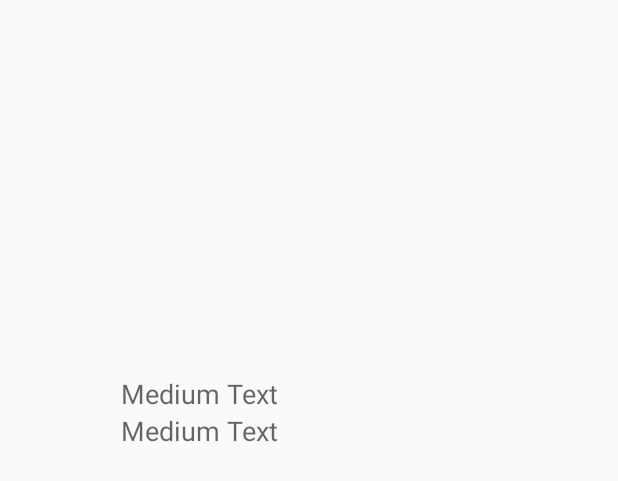
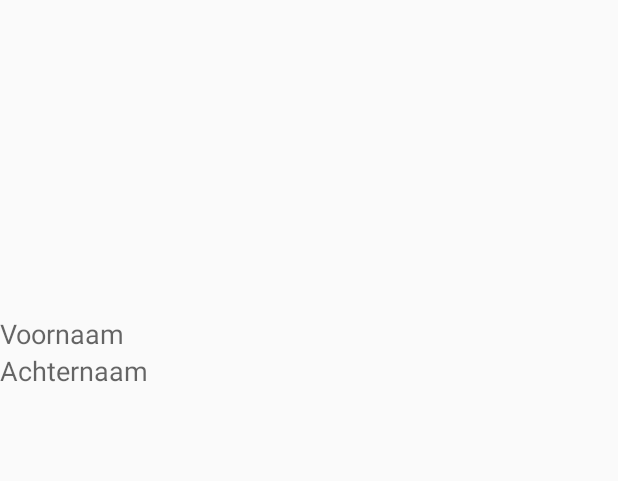
Before and after one commit to jwraats/contactCard, an Android app: the layout fragment_person_details.xml on its own in the app's theme, with its tools: preview values and no code run, on a phone screen of 412 x 824 dp. Shown: the top 481 px of the screen. Run offline under Robolectric (Android 15) with nearby library versions, the phone set to English and light mode, and no system bars.

```diff
--- a/app/src/main/java/apps/jacks/contactcard/PersonDetailsFrame.java
+++ b/app/src/main/java/apps/jacks/contactcard/PersonDetailsFrame.java
@@ -1,5 +1,6 @@
 package apps.jacks.contactcard;
 
+import android.app.FragmentTransaction;
 import android.support.v7.app.AppCompatActivity;
 import android.os.Bundle;
 
@@ -8,7 +9,6 @@ public class PersonDetailsFrame extends AppCompatActivity {
     @Override
     protected void onCreate(Bundle savedInstanceState) {
         super.onCreate(savedInstanceState);
-
         setContentView(R.layout.activity_person_details_frame);
     }
 }
--- a/app/src/main/res/layout/activity_main.xml
+++ b/app/src/main/res/layout/activity_main.xml
@@ -9,7 +9,7 @@
         android:layout_width="wrap_content"
         android:layout_height="wrap_content"
         android:name="apps.jacks.contactcard.PersonFragment"
-        android:id="@+id/fragment"
+        android:id="@+id/listFragment"
         android:layout_alignParentTop="true"
         android:layout_alignParentLeft="true"
         android:layout_alignParentStart="true"
--- a/app/src/main/res/layout/activity_person_details_frame.xml
+++ b/app/src/main/res/layout/activity_person_details_frame.xml
@@ -12,7 +12,7 @@
         android:layout_width="fill_parent"
         android:layout_height="fill_parent"
         android:name="apps.jacks.contactcard.PersonDetailsActivity"
-        android:id="@+id/fragment3"
+        android:id="@+id/details_frame"
         android:layout_alignParentTop="true"
         android:layout_alignParentLeft="true"
         android:layout_alignParentStart="true" />
--- a/app/src/main/res/layout/fragment_person_details.xml
+++ b/app/src/main/res/layout/fragment_person_details.xml
@@ -8,12 +8,14 @@
         android:orientation="vertical"
         android:layout_width="match_parent"
         android:layout_height="match_parent"
-        android:layout_gravity="center_horizontal|top">
+        android:layout_gravity="center"
+        android:id="@+id/layoutDetails"
+        android:baselineAligned="false">
 
         <ImageView
-            android:layout_width="wrap_content"
-            android:layout_height="wrap_content"
-            android:id="@+id/imageView"
+            android:layout_width="210dp"
+            android:layout_height="210dp"
+            android:id="@+id/profileImg"
             android:layout_gravity="center_horizontal"
             android:maxHeight="250dp"
             android:maxWidth="250dp"
@@ -24,19 +26,17 @@
             android:layout_width="wrap_content"
             android:layout_height="wrap_content"
             android:textAppearance="?android:attr/textAppearanceMedium"
-            android:text="Medium Text"
-            android:id="@+id/textView"
-            android:minWidth="250dp"
-            android:layout_gravity="center_horizontal" />
+            android:text="Voornaam"
+            android:id="@+id/firstName"
+            android:minWidth="250dp" />
 
         <TextView
             android:layout_width="wrap_content"
             android:layout_height="wrap_content"
             android:textAppearance="?android:attr/textAppearanceMedium"
-            android:text="Medium Text"
-            android:id="@+id/textView2"
-            android:minWidth="250dp"
-            android:layout_gravity="center_horizontal" />
+            android:text="Achternaam"
+            android:id="@+id/lastName"
+            android:minWidth="250dp" />
 
     </LinearLayout>
 
--- a/app/src/main/res/layout/fragment_person_grid.xml
+++ b/app/src/main/res/layout/fragment_person_grid.xml
@@ -3,7 +3,7 @@
     xmlns:tools="http://schemas.android.com/tools" android:layout_width="match_parent"
     android:layout_height="match_parent" tools:context="apps.jacks.contactcard.PersonFragment">
 
-    <GridView android:id="@android:id/list" android:layout_width="match_parent"
+    <GridView android:id="@+id/personenList" android:layout_width="match_parent"
         android:layout_height="match_parent" android:numColumns="2" />
 
     <TextView android:id="@android:id/empty" android:layout_width="match_parent"
```
Also changed, not shown: app/src/main/java/apps/jacks/contactcard/MainActivity.java (+3 -7 lines), app/src/main/java/apps/jacks/contactcard/PersonDetailsActivity.java (+15 -8 lines), app/src/main/res/layout-land/activity_main.xml (+8 -5 lines).
